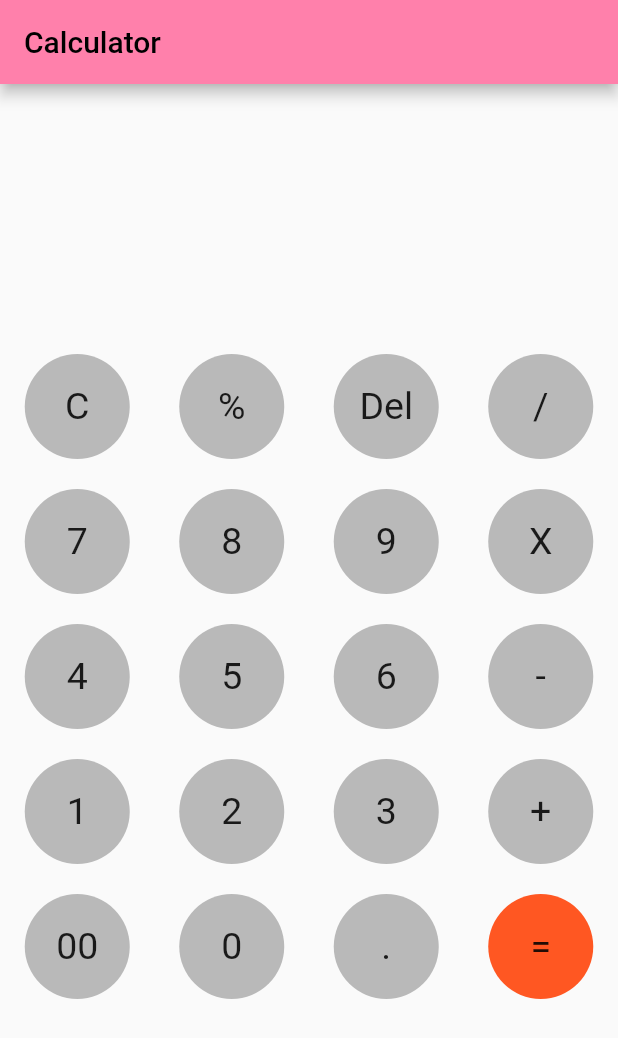
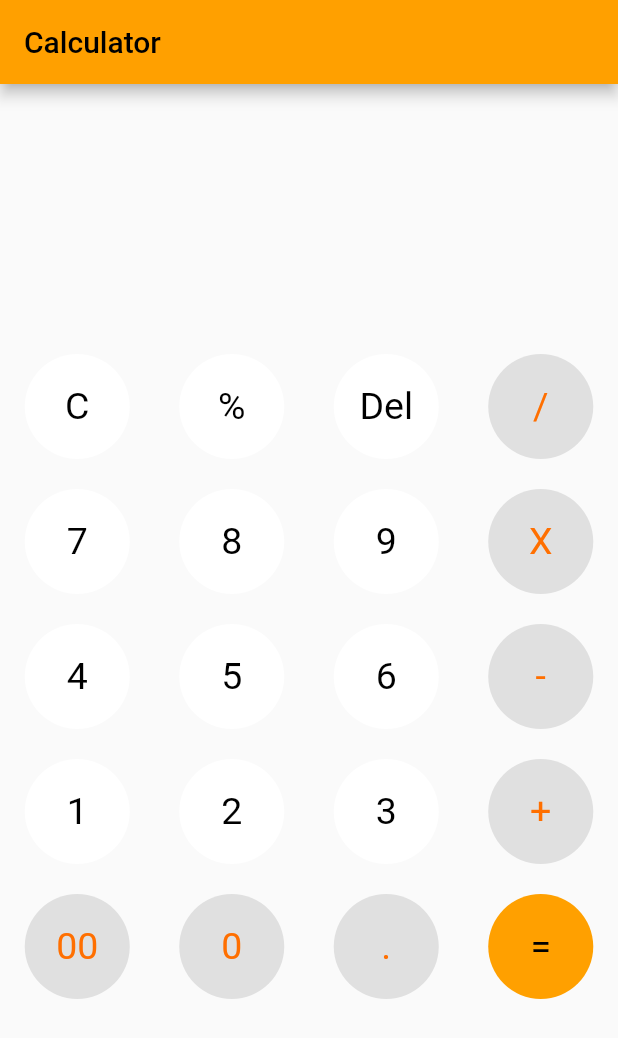
Before and after one commit to AroojAslam/Calculator, a Flutter app: the screen it shows after launch, on a phone screen of 412 x 824 dp. Shown: the top 1038 px of the screen. Run offline on Flutter 3.47's test engine with Material 2 defaults, Android fonts, the phone set to English and light mode, and no system bars; our stand-ins replace math_expressions.

Commit message:
design ui

```diff
--- a/Calculator/lib/components.dart
+++ b/Calculator/lib/components.dart
@@ -5,8 +5,9 @@ class buttons extends StatelessWidget {
   final String num ;
   final Color color;
   final VoidCallback onPress;
+  final Color textColor;
   const buttons({super.key, required this.num ,
-  required this.onPress , this.color=Colors.black26});
+  required this.onPress , this.color=Colors.white,this.textColor=Colors.black});
 
   @override
   Widget build(BuildContext context) {
@@ -20,7 +21,7 @@ class buttons extends StatelessWidget {
           shape: BoxShape.circle,
             color: color,
         ) ,
-        child:Text(num ,style: TextStyle(fontSize: 25, )) ,
+        child:Text(num ,style: TextStyle(fontSize: 25,color: textColor )) ,
       ),
     );
   }
--- a/Calculator/lib/main.dart
+++ b/Calculator/lib/main.dart
@@ -23,7 +23,7 @@ class _CalculatorState extends State<Calculator> {
       debugShowCheckedModeBanner: false,
       home:Scaffold(
         appBar: AppBar(
-          backgroundColor: Colors.pinkAccent.shade100,
+          backgroundColor: Colors.amber.shade700,
             title: Text('Calculator',style: TextStyle(color:Colors.black),)
         ),
         body: Container(
@@ -44,10 +44,10 @@ class _CalculatorState extends State<Calculator> {
                     decoration: BoxDecoration(
                       color: Colors.transparent,
                     ),
-                    child:Padding(padding:  EdgeInsets.symmetric(horizontal: 10),
+                    child:Padding(padding:  EdgeInsets.symmetric(horizontal: 15),
                     child: !showOutput?Text(''):
                     Text(userinput.toString(),
-                      style: TextStyle(fontSize: 15,fontWeight: FontWeight.bold,color: Colors.black54),
+                      style: TextStyle(fontSize: 17,fontWeight: FontWeight.bold,color: Colors.black54),
                     ),),
                   ),
                   Container(
@@ -56,11 +56,11 @@ class _CalculatorState extends State<Calculator> {
                     decoration: BoxDecoration(
                       color: Colors.transparent,
                     ),
-                    child:Padding(padding:  EdgeInsets.symmetric(horizontal: 10),
+                    child:Padding(padding:  EdgeInsets.symmetric(horizontal: 15),
                       child:  !showOutput?Text(userinput.toString(),
-                        style: TextStyle(fontSize: 20,fontWeight: FontWeight.bold),
+                        style: TextStyle(fontSize: 25,fontWeight: FontWeight.bold),
                       ):Text(result.toString(),
-                        style: TextStyle(fontSize: 20,fontWeight: FontWeight.bold),
+                        style: TextStyle(fontSize: 25,fontWeight: FontWeight.bold),
                       )
                     ),
                   ),
@@ -99,7 +99,9 @@ class _CalculatorState extends State<Calculator> {
                             setState(() {
 
                             });
-                          },),
+                          },color: Colors.grey.shade300,
+                            textColor: Colors.amber.shade900,
+                          ),
                         ],
                       ),
                       SizedBox(
@@ -135,7 +137,9 @@ class _CalculatorState extends State<Calculator> {
                             setState(() {
 
                             });
-                          },),
+                          },color: Colors.grey.shade300,
+                            textColor: Colors.amber.shade900,
+                          ),
 
                         ],
                       ),
@@ -172,7 +176,9 @@ class _CalculatorState extends State<Calculator> {
                             setState(() {
 
                             });
-                          },),
+                          },color: Colors.grey.shade300,
+                            textColor: Colors.amber.shade900,
+                          ),
                         ],
                       ),
                       SizedBox(
@@ -206,9 +212,10 @@ class _CalculatorState extends State<Calculator> {
                             showOutput=false;
                             userinput+='+';
                             setState(() {
-
                             });
-                          },),
+                          },color: Colors.grey.shade300,
+                            textColor: Colors.amber.shade900,
+                          ),
                         ],
                       ),
                       SizedBox(
@@ -223,27 +230,33 @@ class _CalculatorState extends State<Calculator> {
                             setState(() {
 
                             });
-                          },),
+                          },color: Colors.grey.shade300,
+                            textColor: Colors.amber.shade900,
+                          ),
                           buttons(num: '0',onPress: (){
                             showOutput=false;
                             userinput+='0';
                             setState(() {
 
                             });
-                          },),
+                          },color: Colors.grey.shade300,
+                            textColor: Colors.amber.shade900,
+                          ),
                           buttons(num: '.',onPress: (){
                             showOutput=false;
                             userinput+='.';
                             setState(() {
 
                             });
-                          },),
+                          },color: Colors.grey.shade300,
+                            textColor: Colors.amber.shade900,
+                          ),
                           buttons(num: '=',onPress: (){
                             equal();
                             setState(() {
                             showOutput=true;
                             });
-                          },color: Colors.deepOrange,
+                          },color: Colors.amber.shade700,
                           ),
                         ],
                       ),
```
